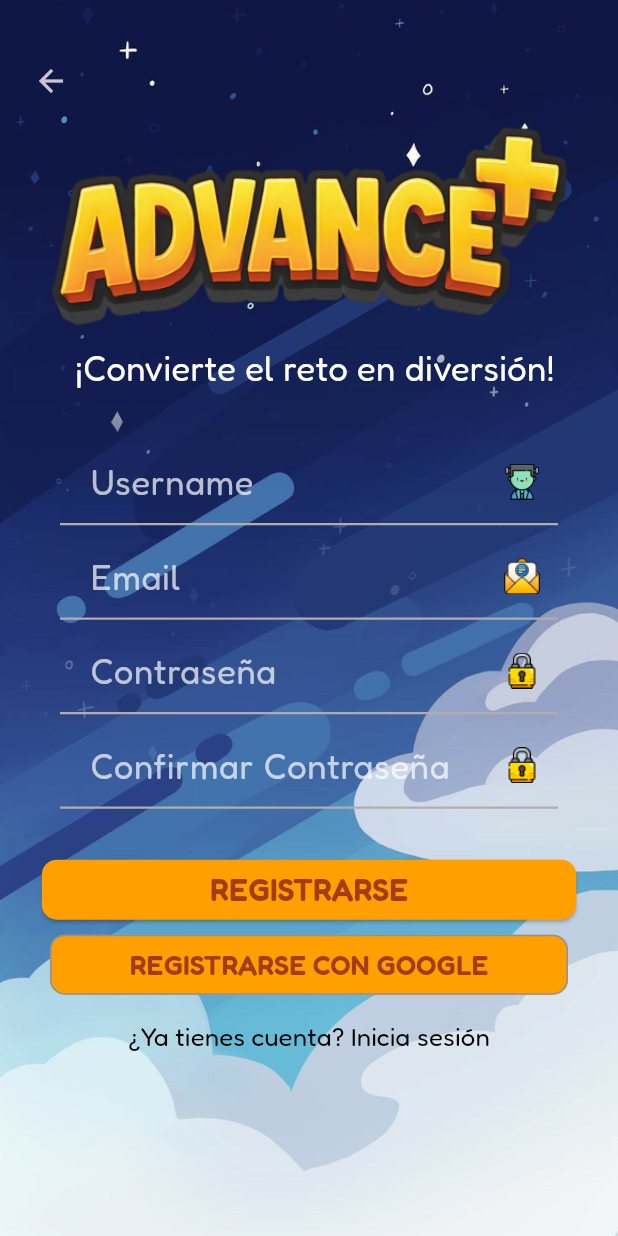
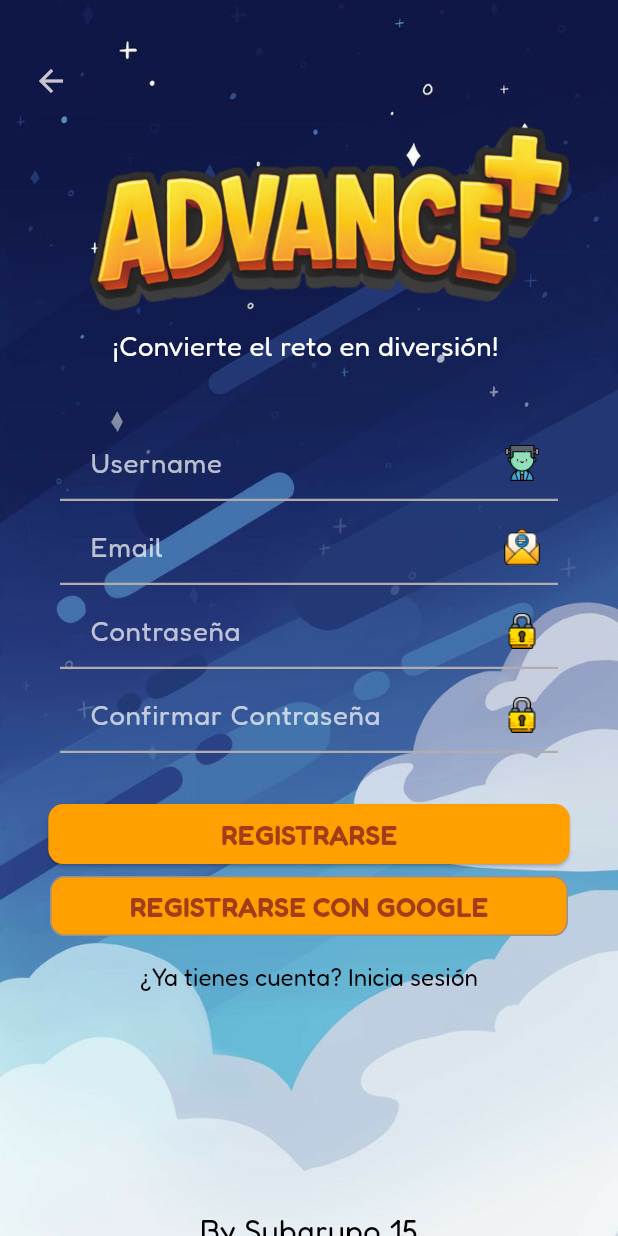
Before and after one commit to gtoloza93/flutter-avdplus, a Flutter app: the screen it shows after launch, after a tap on "REGISTRARSE", on a phone screen of 412 x 824 dp. Run offline on Flutter 3.47's test engine with Material 3 defaults, Android fonts, the light colour scheme and no system bars; our stand-ins replace audioplayers, cloud_firestore, firebase_auth, firebase_core, google_sign_in; accounts and stored records are empty; network calls fail.

Commit message:
Actualizacon responsive

```diff
--- a/lib/screens/register-screen.dart
+++ b/lib/screens/register-screen.dart
@@ -191,33 +191,33 @@ class _RegisterScreenState extends State<RegisterScreen> {
                       child: Image.asset(
                         'assets/images/logo.png',
                         width:
-                            400, // Puedes cambiar esto para hacerlo más grande o pequeño
+                           365, // Puedes cambiar esto para hacerlo más grande o pequeño
 
                         fit: BoxFit.contain,
                       ),
                     ),
 
-                    const SizedBox(height: 5),
+                    const SizedBox(height: 3),
 
                     // Frase motivacional
                     Padding(
                       padding: EdgeInsets.only(
                         top: 0,
-                        left: 40,
+                        left: 65,
                       ), // Mueve el texto 20 píxeles a la izquierda
                       child: Text(
                         '¡Convierte el reto en diversión!',
                         textAlign: TextAlign.center,
                         style: TextStyle(
                           color: Colors.white,
-                          fontSize: 20,
+                          fontSize: 16,
                           fontFamily: 'Fredoka',
                           fontWeight: FontWeight.w500,
                         ),
                       ),
                     ),
 
-                    const SizedBox(height: 30),
+                    const SizedBox(height: 40),
 
                     // Mostrar mensaje de error si existe
                     if (_errorMessage != null)
@@ -312,7 +312,7 @@ class _RegisterScreenState extends State<RegisterScreen> {
                             25,
                           ),
                           padding: EdgeInsets.symmetric(
-                            horizontal: 112,
+                            horizontal: 115,
                             vertical: 5,
                           ),
                           shape: RoundedRectangleBorder(
@@ -332,14 +332,14 @@ class _RegisterScreenState extends State<RegisterScreen> {
                                   "REGISTRARSE",
                                   style: TextStyle(
                                     fontFamily: 'Fredoka',
-                                    fontSize: 18,
+                                    fontSize: 16,
                                     fontWeight: FontWeight.w600,
                                   ),
                                 ),
                       ),
                     ),
 
-                    const SizedBox(height: 2),
+                    const SizedBox(height: 0),
 
                     Align(
                       alignment: Alignment.center,
@@ -383,12 +383,12 @@ class _RegisterScreenState extends State<RegisterScreen> {
                           style: TextStyle(
                             color: const Color.fromARGB(255, 0, 0, 0),
                             fontFamily: 'Fredoka',
-                            fontSize: 15,
+                            fontSize: 14,
                           ),
                         ),
                       ),
                     ),
-                    SizedBox(height: 150),
+                    SizedBox(height: 130),
                     // Pie de página
                     Align(
                       alignment: Alignment.center,
@@ -402,7 +402,7 @@ class _RegisterScreenState extends State<RegisterScreen> {
                       ),
                     ),
 
-                    SizedBox(height: 20),
+                    SizedBox(height: 25),
                   ],
                 ),
               ),
--- a/lib/screens/welcome-screen.dart
+++ b/lib/screens/welcome-screen.dart
@@ -33,7 +33,7 @@ class WelcomeScreen extends StatelessWidget {
                 child: Image.asset(
                   'assets/images/logo.png',
                   width:
-                      400, // Puedes cambiar esto para hacerlo más grande o pequeño
+                      365, // Puedes cambiar esto para hacerlo más grande o pequeño
 
                   fit: BoxFit.contain,
                 ),
@@ -44,21 +44,21 @@ class WelcomeScreen extends StatelessWidget {
               Padding(
                 padding: EdgeInsets.only(
                   top: 0,
-                  left: 40,
+                  left: 65,
                 ), // Mueve el texto 20 píxeles a la izquierda
                 child: Text(
                   '¡Convierte el reto en diversión!',
                   textAlign: TextAlign.center,
                   style: TextStyle(
                     color: Colors.white,
-                    fontSize: 20,
+                    fontSize: 16,
                     fontFamily: 'Fredoka',
                     fontWeight: FontWeight.w500,
                   ),
                 ),
               ),
 
-              SizedBox(height: 150), // Espacio antes de los botones
+              SizedBox(height: 180), // Espacio antes de los botones
               // Botón Registrarse
               Align(
                 alignment: Alignment.center, // Mueve el botón a la izquierda
@@ -80,7 +80,7 @@ class WelcomeScreen extends StatelessWidget {
                   child: Text(
                     "REGISTRARSE",
                     style: TextStyle(
-                      fontSize: 22,
+                      fontSize: 18,
                       fontWeight: FontWeight.w600,
                       fontFamily: 'Fredoka',
                     ),
@@ -111,7 +111,7 @@ class WelcomeScreen extends StatelessWidget {
                   child: Text(
                     "INICIAR SESIÓN",
                     style: TextStyle(
-                      fontSize: 22,
+                      fontSize: 18,
                       fontWeight: FontWeight.bold,
                       fontFamily: 'Fredoka',
                     ),
@@ -119,7 +119,7 @@ class WelcomeScreen extends StatelessWidget {
                 ),
               ),
 
-              SizedBox(height: 250),
+              SizedBox(height: 230),
 
               // Pie de página
               Align(
@@ -134,7 +134,7 @@ class WelcomeScreen extends StatelessWidget {
                 ),
               ),
 
-              SizedBox(height: 20),
+              SizedBox(height: 10),
             ],
           ),
         ),
--- a/lib/widgets/customprogressdia.dart
+++ b/lib/widgets/customprogressdia.dart
@@ -182,9 +182,9 @@ class CustomProgressDia extends StatelessWidget {
               Expanded(
                 child: Row(
                   children: [
-                    SizedBox(width: 10),
+                    SizedBox(width: 8),
                     Text(
-                      '$percent% Completado',
+                    '$percent% Completo',
                       style: TextStyle(
                         color: Colors.white,
                         fontSize: 14,
--- a/lib/widgets/customprogresssem.dart
+++ b/lib/widgets/customprogresssem.dart
@@ -183,9 +183,9 @@ class CustomProgressSem extends StatelessWidget {
               Expanded(
                 child: Row(
                   children: [
-                    SizedBox(width: 10),
+                    SizedBox(width: 7),
                     Text(
-                      '$percent% Completado',
+                      '$percent% Completo',
                       style: TextStyle(
                         color: Colors.white,
                         fontSize: 14,
--- a/lib/widgets/customtextfield.dart
+++ b/lib/widgets/customtextfield.dart
@@ -33,13 +33,14 @@ class CustomTextField extends StatelessWidget {
           style: TextStyle(
             color: Colors.white,
             fontFamily: 'Fredoka',
-            fontSize: 20,
+            fontSize: 16,
           ),
           decoration: InputDecoration(
             hintText: hintText,
             hintStyle: TextStyle(
               color: Colors.white.withOpacity(0.7),
               fontFamily: 'Fredoka',
+
             ),
             border: UnderlineInputBorder(
               borderSide: BorderSide(color: Colors.white, width: 1.5),
--- a/lib/widgets/edithabitwidget.dart
+++ b/lib/widgets/edithabitwidget.dart
@@ -436,7 +436,7 @@ class _EditHabitWidgetState extends State<EditHabitWidget> {
                                     margin: EdgeInsets.only(right: (8)),
                                     padding: EdgeInsets.symmetric(
                                       vertical: 12,
-                                      horizontal: 16,
+                                      horizontal: 14,
                                     ),
                                     decoration: BoxDecoration(
                                       color:
--- a/lib/widgets/responsivewrapper.dart
+++ b/lib/widgets/responsivewrapper.dart
@@ -11,13 +11,13 @@ class ResponsiveWrapper extends StatelessWidget {
   final double maxTextScaleFactor;
 
   const ResponsiveWrapper({
-    Key? key,
+    super.key,
     required this.child,
     this.designWidth = 360, // Default design width (mobile-first)
     this.designHeight = 640, // Default design height
     this.allowFontScaling = true,
     this.maxTextScaleFactor = 1.4,
-  }) : super(key: key);
+  });
 
   @override
   Widget build(BuildContext context) {
@@ -41,7 +41,7 @@ class ResponsiveWrapper extends StatelessWidget {
 
             return MediaQuery(
               data: MediaQuery.of(context).copyWith(
-                textScaleFactor: textScaleFactor,
+                textScaler: TextScaler.linear(textScaleFactor),
               ),
               child: Builder(
                 builder: (context) {
@@ -75,8 +75,8 @@ class _ResponsiveValues extends InheritedWidget {
     required this.screenWidth,
     required this.screenHeight,
     required this.orientation,
-    required Widget child,
-  }) : super(child: child);
+    required super.child,
+  });
 
   @override
   bool updateShouldNotify(_ResponsiveValues oldWidget) {
```
Also changed, not shown: lib/screens/login-screen.dart (+10 -10 lines), lib/widgets/avatarcollections.dart (+5 -5 lines), lib/widgets/storewidget.dart (+8 -6 lines).
